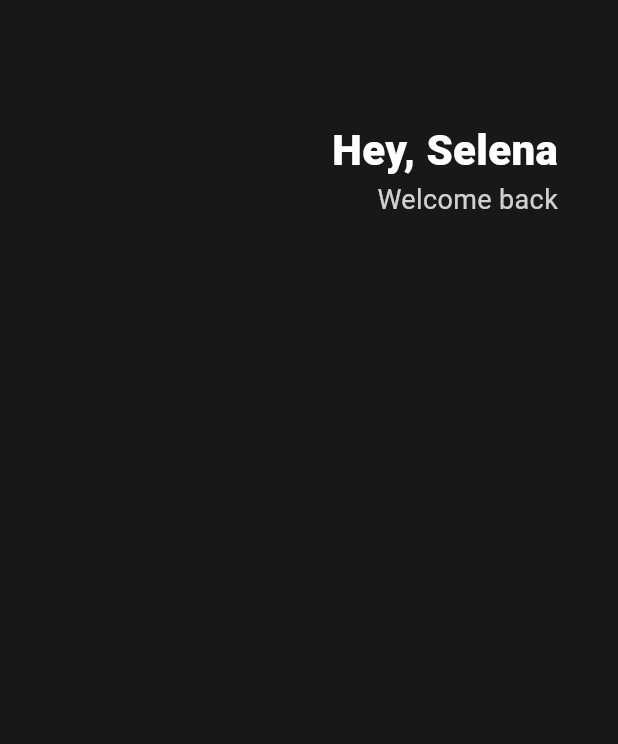
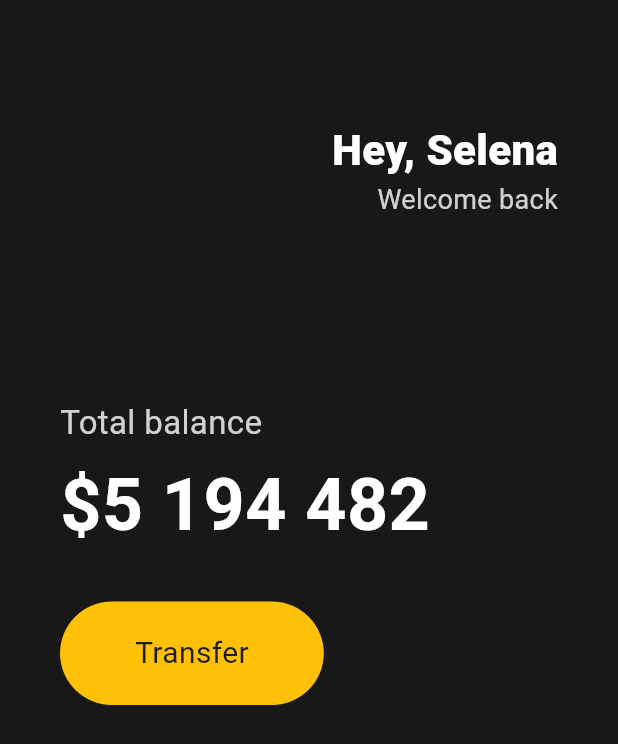
Before and after one commit to StarrySnowy/toonflix, a Flutter app: the screen it shows after launch, on a phone screen of 412 x 824 dp. Shown: the top 744 px of the screen. Run offline on Flutter 3.47's test engine with Material 3 defaults, Android fonts, the phone set to English and light mode, and no system bars.

Commit message:
#3.2 Buttons Section

```diff
--- a/toonflix_eun/lib/main.dart
+++ b/toonflix_eun/lib/main.dart
@@ -1,50 +1,100 @@
 import 'package:flutter/material.dart';
 
 void main() {
-  runApp(const App());
+  runApp(App());
 }
 
 class App extends StatelessWidget {
-  const App({super.key});
-
   @override
   Widget build(BuildContext context) {
     return MaterialApp(
       home: Scaffold(
         backgroundColor: Color(0xFF181818),
         body: Padding(
-            padding: EdgeInsets.symmetric(horizontal: 40),
-            child: Column(children: [
+          padding: EdgeInsets.symmetric(
+            horizontal: 40,
+          ),
+          child: Column(
+            crossAxisAlignment: CrossAxisAlignment.start,
+            children: [
               SizedBox(
                 height: 80,
               ),
               Row(
                 mainAxisAlignment: MainAxisAlignment.end,
                 children: [
-                  Row(
-                    children: [
                   Column(
                     crossAxisAlignment: CrossAxisAlignment.end,
                     children: [
-                          Text('Hey, Selena',
+                      Text(
+                        'Hey, Selena',
                         style: TextStyle(
                           color: Colors.white,
                           fontSize: 28,
                           fontWeight: FontWeight.w800,
-                              )),
-                          Text('Welcome back',
+                        ),
+                      ),
+                      Text(
+                        'Welcome back',
                         style: TextStyle(
                           color: Colors.white.withOpacity(0.8),
                           fontSize: 18,
-                              )),
+                        ),
+                      ),
                     ],
+                  )
+                ],
+              ),
+              SizedBox(
+                height: 120,
+              ),
+              Text(
+                'Total balance',
+                style: TextStyle(
+                  fontSize: 22,
+                  color: Colors.white.withOpacity(0.8),
+                ),
+              ),
+              SizedBox(
+                height: 5,
+              ),
+              Text(
+                '\$5 194 482',
+                style: TextStyle(
+                  fontSize: 48,
+                  fontWeight: FontWeight.w600,
+                  color: Colors.white,
+                ),
+              ),
+              SizedBox(
+                height: 30,
+              ),
+              Row(
+                children: [
+                  Container(
+                    decoration: BoxDecoration(
+                      color: Colors.amber,
+                      borderRadius: BorderRadius.circular(45),
+                    ),
+                    child: Padding(
+                      padding: EdgeInsets.symmetric(
+                        vertical: 20,
+                        horizontal: 50,
+                      ),
+                      child: Text(
+                        'Transfer',
+                        style: TextStyle(
+                          fontSize: 20,
+                        ),
+                      ),
+                    ),
                   )
                 ],
               )
             ],
           ),
-            ]),
-          )),
+        ),
+      ),
     );
   }
 }
```
Lines whose indentation alone changed are shown as unchanged.
